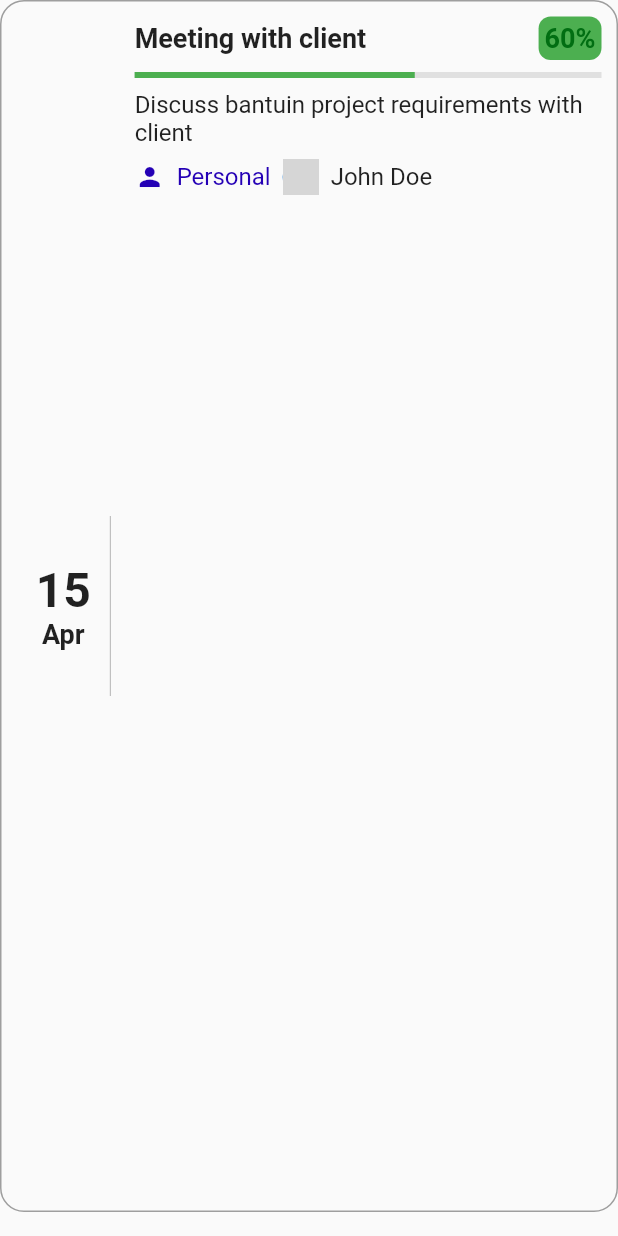
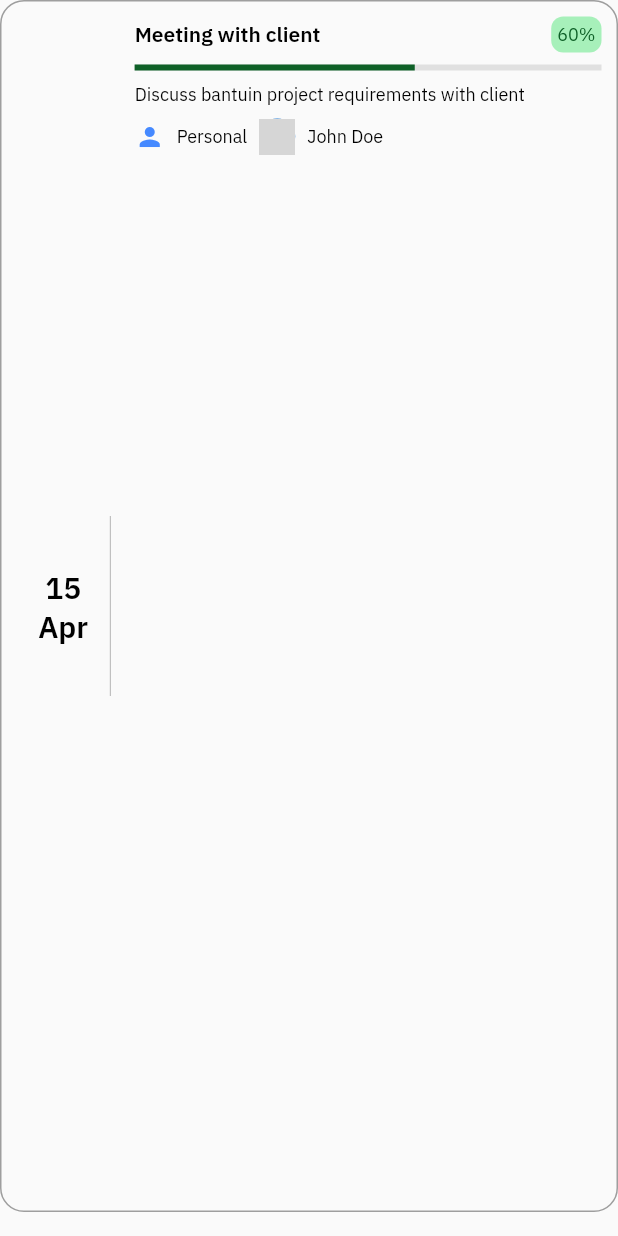
Before and after one commit to aazzizzz1/Bantu.in, a Flutter app: the CardIncomingNotes widget shown alone on an empty page, opened directly, on a phone screen of 412 x 824 dp. Run offline on Flutter 3.47's test engine with Material 2 defaults, Android fonts, the light colour scheme and no system bars; our stand-ins replace flutter_svg, google_fonts; missing offline and left inert: flutter_ringtone_player; network calls fail; grey boxes are pictures that could not be loaded.

Commit message:
Push listview card in catatanku dan catatan masuk

```diff
--- a/lib/components/card_incoming_notes.dart
+++ b/lib/components/card_incoming_notes.dart
@@ -1,3 +1,6 @@
+import 'package:bantuin/constants/color/app_color.dart';
+import 'package:bantuin/constants/font/app_font.dart';
+import 'package:bantuin/screens/note/notes_detail.dart';
 import 'package:flutter/material.dart';
 
 class CardIncomingNotes extends StatelessWidget {
@@ -21,7 +24,16 @@ class CardIncomingNotes extends StatelessWidget {
 
   @override
   Widget build(BuildContext context) {
-    return Container(
+    return GestureDetector(
+      onTap: () {
+        Navigator.push(
+          context,
+          MaterialPageRoute(
+            builder: (context) => NotesDetail(),
+          ),
+        );
+      },
+      child: Container(
       decoration: BoxDecoration(
         border: Border.all(color: Colors.grey),
         borderRadius: BorderRadius.circular(16.0),
@@ -37,16 +49,10 @@ class CardIncomingNotes extends StatelessWidget {
               children: [
                 Text(
                   date,
-                  style: TextStyle(
-                    fontWeight: FontWeight.bold,
-                    fontSize: 32.0,
-                  ),
+                  style: AppFont.semiBold20
                 ),
                 Text(month,
-                    style: TextStyle(
-                      fontWeight: FontWeight.bold,
-                      fontSize: 18.0,
-                    )
+                    style: AppFont.semiBold20
                 ),
               ],
             ),
@@ -67,25 +73,18 @@ class CardIncomingNotes extends StatelessWidget {
                     Expanded(
                       child: Text(
                         title,
-                        style: TextStyle(
-                          fontWeight: FontWeight.bold,
-                          fontSize: 18.0,
-                        ),
+                        style: AppFont.semiBold14
                       ),
                     ),
                     Container(
                       padding: EdgeInsets.all(4.0),
                       decoration: BoxDecoration(
-                        color: Colors.green,
+                        color: AppColor.completeColor,
                         borderRadius: BorderRadius.circular(8.0),
                       ),
                       child: Text(
                         '${(progress * 100).toStringAsFixed(0)}%',
-                        style: TextStyle(
-                          fontWeight: FontWeight.bold,
-                          fontSize: 18.0,
-                          color: Color.fromARGB(255, 1, 110, 18),
-                        ),
+                        style: AppFont.regularprogres12
                       ),
                     ),
                   ],
@@ -94,12 +93,12 @@ class CardIncomingNotes extends StatelessWidget {
                 LinearProgressIndicator(
                   value: progress,
                   backgroundColor: Colors.grey[300],
-                  valueColor: AlwaysStoppedAnimation<Color>(Colors.green),
+                  valueColor: AlwaysStoppedAnimation<Color>(AppColor.textprogresColor),
                 ),
                 SizedBox(height: 8.0),
                 Text(
                   description,
-                  style: TextStyle(fontSize: 16.0),
+                  style: AppFont.regular12
                 ),
                 SizedBox(height: 8.0),
                 Row(
@@ -108,15 +107,12 @@ class CardIncomingNotes extends StatelessWidget {
                     Icon(
                       Icons.person,
                       size: 20.0,
-                      color: Color.fromARGB(255, 36, 0, 181),
+                      color: AppColorPrimary.primary6,
                       ),
                     SizedBox(width: 8.0),
                     Text(
                       'Personal',
-                      style: TextStyle(
-                        fontSize: 16.0,
-                        color: Color.fromARGB(255, 36, 0, 181)
-                        ),
+                      style: AppFont.regular12
                     ),
                     SizedBox(width: 8.0),
                     CircleAvatar(
@@ -126,7 +122,7 @@ class CardIncomingNotes extends StatelessWidget {
                     SizedBox(width: 8.0),
                     Text(
                       name,
-                      style: TextStyle(fontSize: 16.0),
+                      style: AppFont.regular12,
                     ),
                   ],
                 ),
@@ -135,6 +131,7 @@ class CardIncomingNotes extends StatelessWidget {
           ),
         ],
       ),
+      ),
     );
   }
 }
--- a/lib/constants/color/app_color.dart
+++ b/lib/constants/color/app_color.dart
@@ -6,6 +6,7 @@ class AppColor {
   static const Color errorColor = Color.fromARGB(255, 218, 30, 39);
   static const Color halfColor = Color.fromARGB(255, 255, 128, 134);
   static const Color completeColor = Color.fromARGB(255, 167, 240, 186);
+  static const Color textprogresColor = Color.fromARGB(255, 14, 96, 39);
   static const Color zeroColor = Color.fromARGB(255, 255, 215, 217);
   static const Color borderErrorColor = Color.fromARGB(255, 255, 128, 134);
   static const Color textActiveColor = Color.fromARGB(255, 242, 244, 248);
--- a/lib/constants/font/app_font.dart
+++ b/lib/constants/font/app_font.dart
@@ -44,6 +44,12 @@ class AppFont {
         fontStyle: FontStyle.normal,
         fontWeight: FontWeight.w400,
         color: Colors.black,
+      );
+  static TextStyle get regularprogres12 => GoogleFonts.ibmPlexSans(
+        fontSize: 12,
+        fontStyle: FontStyle.normal,
+        fontWeight: FontWeight.w400,
+        color: AppColor.textprogresColor,
       );
   static TextStyle get textDescription => GoogleFonts.ibmPlexSans(
         fontSize: 12,
```
Also changed, not shown: lib/screens/error/error_screen.dart (+6 -1 lines), lib/screens/note/notes_detail.dart (added, +35 -0 lines), lib/screens/note/notes_screen.dart (+23 -3 lines).
